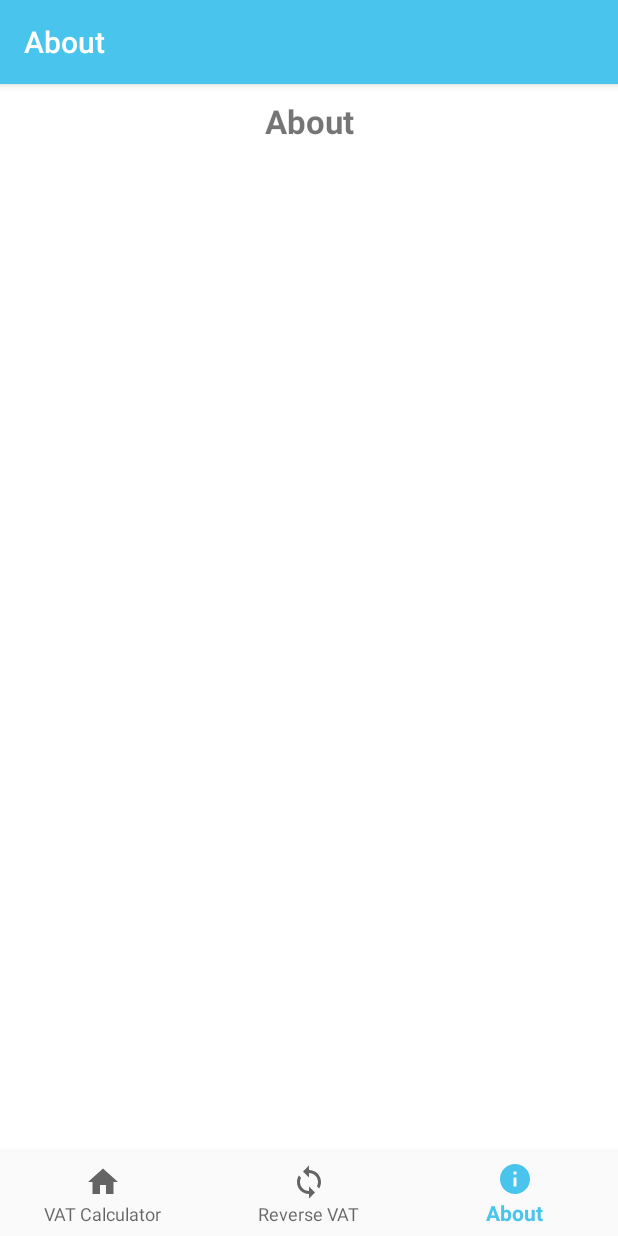
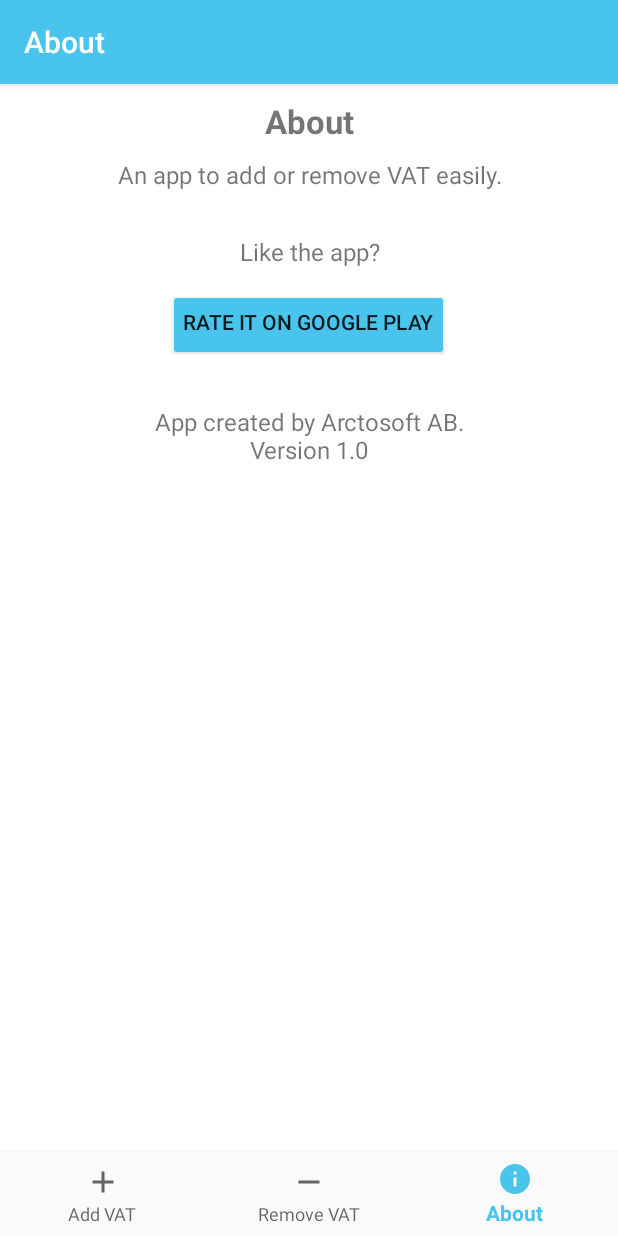
Before and after one commit to hej2010/VAT-Calculator, an Android app: the AboutFragment screen opened through its navigation route, on a phone screen of 412 x 824 dp. Run offline under Robolectric (Android 15) with nearby library versions, the phone set to English and light mode, and no system bars; our stand-ins replace navigation-ui.

Commit message:
Add VAT file

```diff
--- a/app/src/main/java/se/arctosoft/vatcalculator/ui/DataViewModel.java
+++ b/app/src/main/java/se/arctosoft/vatcalculator/ui/DataViewModel.java
@@ -8,6 +8,8 @@ public class DataViewModel extends ViewModel {
     public static final int VAT_DEFAULT_POS = 4;
     private MutableLiveData<Double> valueExclVat, valueInclVat;
     private MutableLiveData<Integer> vatRate;
+    // API Key: 4111154764beda200e7ea14ffac2dde7
+    // http://apilayer.net/api/rate_list?access_key=4111154764beda200e7ea14ffac2dde7&format=0
 
     public DataViewModel() {
         valueExclVat = new MutableLiveData<>((double) 0);
--- /dev/null
+++ b/app/src/main/java/se/arctosoft/vatcalculator/ui/SharedStuff.java
@@ -0,0 +1,31 @@
+package se.arctosoft.vatcalculator.ui;
+
+import android.content.res.Resources;
+import android.widget.LinearLayout;
+
+import androidx.annotation.NonNull;
+import androidx.cardview.widget.CardView;
+
+import se.arctosoft.vatcalculator.R;
+
+import static se.arctosoft.vatcalculator.ui.DataViewModel.VAT_RATES;
+
+public class SharedStuff {
+
+    public static boolean checkAndUpdateVatRates(Integer vatRate, LinearLayout lLVatRates, Resources resources) {
+        boolean found = false;
+        for (int i = 0; i < VAT_RATES.length; i++) {
+            ((CardView) lLVatRates.getChildAt(i)).setCardBackgroundColor(resources.getColor(R.color.colorWhite));
+            if (VAT_RATES[i] == vatRate) {
+                found = true;
+                lLVatRates.getChildAt(i).performClick();
+            }
+        }
+        return found;
+    }
+
+    public static String removeTrailingZeros(@NonNull String s) {
+        return s.contains(".") ? s.replaceAll("0*$", "").replaceAll("\\.$", "") : s;
+    }
+
+}
--- a/app/src/main/java/se/arctosoft/vatcalculator/ui/about/AboutFragment.java
+++ b/app/src/main/java/se/arctosoft/vatcalculator/ui/about/AboutFragment.java
@@ -1,5 +1,7 @@
 package se.arctosoft.vatcalculator.ui.about;
 
+import android.content.Intent;
+import android.net.Uri;
 import android.os.Bundle;
 import android.view.LayoutInflater;
 import android.view.View;
@@ -18,13 +20,8 @@ public class AboutFragment extends Fragment {
 
     public View onCreateView(@NonNull LayoutInflater inflater, ViewGroup container, Bundle savedInstanceState) {
         View root = inflater.inflate(R.layout.fragment_about, container, false);
-        /*final TextView textView = root.findViewById(R.id.txtTitle);
-        aboutViewModel.getText().observe(getViewLifecycleOwner(), new Observer<String>() {
-            @Override
-            public void onChanged(@Nullable String s) {
-                textView.setText(s);
-            }
-        });*/
+        root.findViewById(R.id.btnRate).setOnClickListener(v ->
+                startActivity(new Intent(Intent.ACTION_VIEW, Uri.parse("https://play.google.com/store/apps/details?id=se.arctosoft.vatcalculator"))));
         return root;
     }
 }
--- /dev/null
+++ b/app/src/main/res/drawable/ic_add.xml
@@ -0,0 +1,9 @@
+<vector xmlns:android="http://schemas.android.com/apk/res/android"
+        android:width="24dp"
+        android:height="24dp"
+        android:viewportWidth="24.0"
+        android:viewportHeight="24.0">
+    <path
+        android:fillColor="#FF000000"
+        android:pathData="M19,13h-6v6h-2v-6H5v-2h6V5h2v6h6v2z"/>
+</vector>
--- /dev/null
+++ b/app/src/main/res/drawable/ic_remove.xml
@@ -0,0 +1,9 @@
+<vector xmlns:android="http://schemas.android.com/apk/res/android"
+        android:width="24dp"
+        android:height="24dp"
+        android:viewportWidth="24.0"
+        android:viewportHeight="24.0">
+    <path
+        android:fillColor="#FF000000"
+        android:pathData="M19,13H5v-2h14v2z"/>
+</vector>
--- a/app/src/main/res/layout/fragment_about.xml
+++ b/app/src/main/res/layout/fragment_about.xml
@@ -1,11 +1,19 @@
 <?xml version="1.0" encoding="utf-8"?>
 <androidx.constraintlayout.widget.ConstraintLayout xmlns:android="http://schemas.android.com/apk/res/android"
-    xmlns:app="http://schemas.android.com/apk/res-auto"
     xmlns:tools="http://schemas.android.com/tools"
     android:layout_width="match_parent"
     android:layout_height="match_parent"
     android:background="@android:color/white"
     tools:context=".ui.about.AboutFragment">
+
+    <ScrollView
+        android:layout_width="match_parent"
+        android:layout_height="match_parent">
+
+        <LinearLayout
+            android:layout_width="match_parent"
+            android:layout_height="wrap_content"
+            android:orientation="vertical">
 
             <TextView
                 android:layout_width="match_parent"
@@ -14,7 +22,66 @@
                 android:text="@string/about_title"
                 android:textAlignment="center"
                 android:textSize="@dimen/text_title_size"
-        android:textStyle="bold"
-        app:layout_constraintTop_toTopOf="parent" />
+                android:textStyle="bold" />
+
+            <TextView
+                android:layout_width="match_parent"
+                android:layout_height="wrap_content"
+                android:paddingStart="@dimen/text_title_padding"
+                android:paddingEnd="@dimen/text_title_padding"
+                android:paddingBottom="@dimen/text_subtitle_padding_bottom"
+                android:text="@string/about_subtitle"
+                android:textAlignment="center"
+                android:textSize="@dimen/text_subtitle_size" />
+
+            <View
+                android:layout_width="@dimen/divider_width"
+                android:layout_height="1dp"
+                android:layout_gravity="center_horizontal"
+                android:layout_marginBottom="@dimen/text_subtitle_padding_bottom"
+                android:alpha="0.5" />
+
+            <TextView
+                android:layout_width="match_parent"
+                android:layout_height="wrap_content"
+                android:paddingStart="@dimen/text_title_padding"
+                android:paddingEnd="@dimen/text_title_padding"
+                android:paddingBottom="@dimen/text_subtitle_padding_bottom"
+                android:text="@string/about_rate"
+                android:textAlignment="center"
+                android:textSize="@dimen/text_subtitle_size" />
+
+            <Button
+                android:id="@+id/btnRate"
+                android:layout_width="wrap_content"
+                android:layout_height="wrap_content"
+                android:layout_gravity="center_horizontal"
+                android:backgroundTint="@color/colorPrimary"
+                android:paddingStart="@dimen/text_title_padding"
+                android:paddingEnd="@dimen/text_title_padding"
+                android:paddingBottom="@dimen/text_subtitle_padding_bottom"
+                android:text="@string/about_rate_button" />
+
+            <View
+                android:layout_width="@dimen/divider_width_smaller"
+                android:layout_height="1dp"
+                android:layout_gravity="center_horizontal"
+                android:layout_marginTop="@dimen/text_subtitle_padding_bottom"
+                android:layout_marginBottom="@dimen/text_subtitle_padding_bottom"
+                android:alpha="0.5" />
+
+            <TextView
+                android:layout_width="match_parent"
+                android:layout_height="wrap_content"
+                android:paddingStart="@dimen/text_title_padding"
+                android:paddingEnd="@dimen/text_title_padding"
+                android:paddingBottom="@dimen/text_subtitle_padding_bottom"
+                android:text="@string/about_created"
+                android:textAlignment="center"
+                android:textSize="@dimen/text_subtitle_size" />
+
+        </LinearLayout>
+
+    </ScrollView>
 
 </androidx.constraintlayout.widget.ConstraintLayout>
--- a/app/src/main/res/menu/bottom_nav_menu.xml
+++ b/app/src/main/res/menu/bottom_nav_menu.xml
@@ -3,17 +3,17 @@
 
     <item
         android:id="@+id/navigation_home"
-        android:icon="@drawable/ic_home_black_24dp"
-        android:title="@string/title_home" />
+        android:icon="@drawable/ic_add"
+        android:title="@string/menu_home" />
 
     <item
         android:id="@+id/navigation_reverse"
-        android:icon="@drawable/ic_reverse"
-        android:title="@string/title_reverse" />
+        android:icon="@drawable/ic_remove"
+        android:title="@string/menu_reverse" />
 
     <item
         android:id="@+id/navigation_about"
         android:icon="@drawable/ic_info"
-        android:title="@string/title_about" />
+        android:title="@string/menu_about" />
 
 </menu>
--- a/app/src/main/res/navigation/mobile_navigation.xml
+++ b/app/src/main/res/navigation/mobile_navigation.xml
@@ -8,18 +8,18 @@
     <fragment
         android:id="@+id/navigation_home"
         android:name="se.arctosoft.vatcalculator.ui.home.HomeFragment"
-        android:label="@string/title_home"
+        android:label="@string/menu_home"
         tools:layout="@layout/fragment_home" />
 
     <fragment
         android:id="@+id/navigation_reverse"
         android:name="se.arctosoft.vatcalculator.ui.reverse.ReverseFragment"
-        android:label="@string/title_reverse"
+        android:label="@string/menu_reverse"
         tools:layout="@layout/fragment_reverse" />
 
     <fragment
         android:id="@+id/navigation_about"
         android:name="se.arctosoft.vatcalculator.ui.about.AboutFragment"
-        android:label="@string/title_about"
+        android:label="@string/menu_about"
         tools:layout="@layout/fragment_about" />
 </navigation>
--- a/app/src/main/res/values/dimens.xml
+++ b/app/src/main/res/values/dimens.xml
@@ -7,6 +7,8 @@
     <dimen name="text_title_padding">10dp</dimen>
     <dimen name="text_subtitle_size">16sp</dimen>
     <dimen name="text_subtitle_padding_bottom">14dp</dimen>
+    <dimen name="divider_width">300dp</dimen>
+    <dimen name="divider_width_smaller">200dp</dimen>
 
     <dimen name="input_width">320dp</dimen>
     <dimen name="input_width_rate">120dp</dimen>
--- a/app/src/main/res/values/strings.xml
+++ b/app/src/main/res/values/strings.xml
@@ -1,14 +1,18 @@
 <resources>
     <string name="app_name">VAT Calculator</string>
-    <string name="title_home">VAT Calculator</string>
-    <string name="title_reverse">Reverse VAT</string>
-    <string name="title_about">About</string>
+    <string name="menu_home">Add VAT</string>
+    <string name="menu_reverse">Remove VAT</string>
+    <string name="menu_about">About</string>
 
     <string name="home_title">Add VAT</string>
     <string name="home_subtitle">Calculate the price inclusive VAT</string>
     <string name="reverse_title">Remove VAT</string>
     <string name="reverse_subtitle">Calculate the price exclusive VAT</string>
     <string name="about_title">About</string>
+    <string name="about_subtitle">An app to add or remove VAT easily.</string>
+    <string name="about_rate">Like the app?</string>
+    <string name="about_rate_button">Rate it on Google Play</string>
+    <string name="about_created">App created by Arctosoft AB.\nVersion 1.0</string>
 
     <string name="price_exclusive_vat_hint">Price exclusive of VAT</string>
     <string name="price_inclusive_vat_hint">Price inclusive of VAT</string>
@@ -17,8 +21,6 @@
     <string name="price_exclusive_vat_output_text">Price exclusive %1$d%% VAT:</string>
     <string name="vat_amount">VAT amount:</string>
 
-
-
     <string name="percentage" translatable="false">%</string>
     <string name="percentage_placeholder" translatable="false">%1$d%%</string>
 
```
Also changed, not shown: app/src/main/assets/vatdata.json (added, +1 -0 lines), 1 other file. Lines whose indentation alone changed are shown as unchanged.
